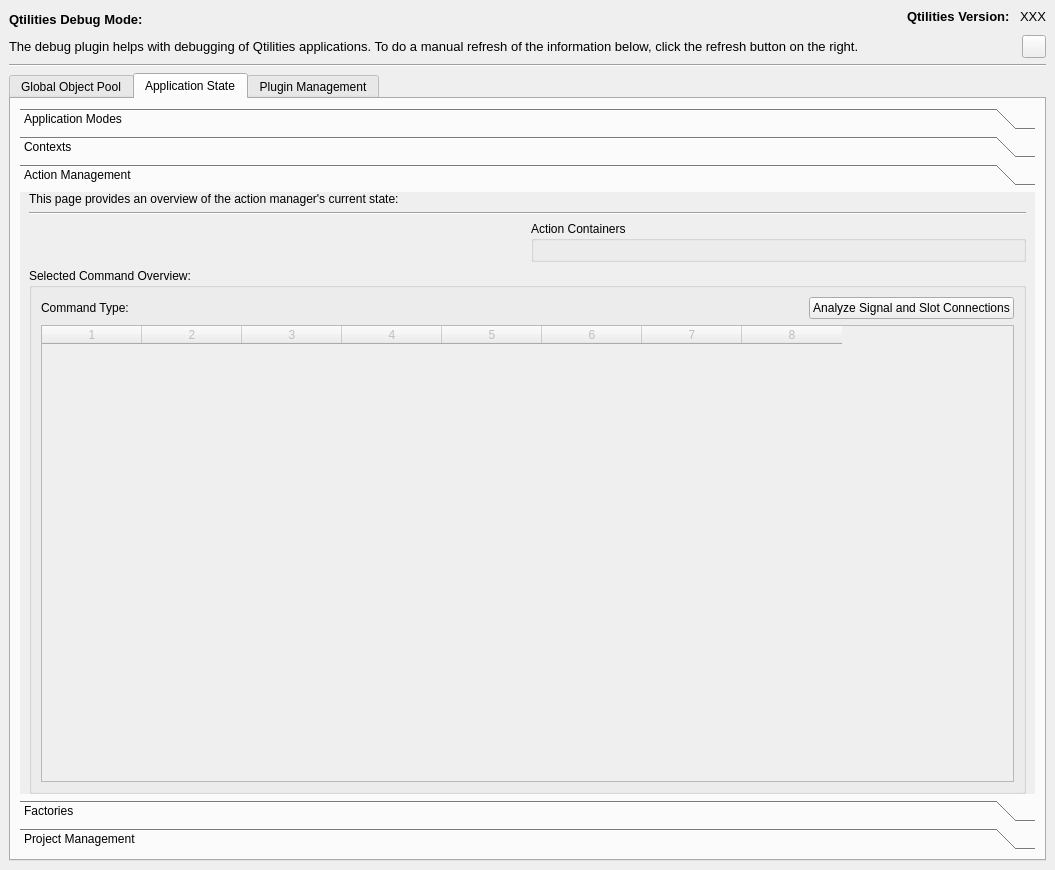
Before: the Qt Designer form src/Plugins/DebugPlugin/source/DebugWidget.ui in JPNaude/Qtilities, drawn with Qt 5.
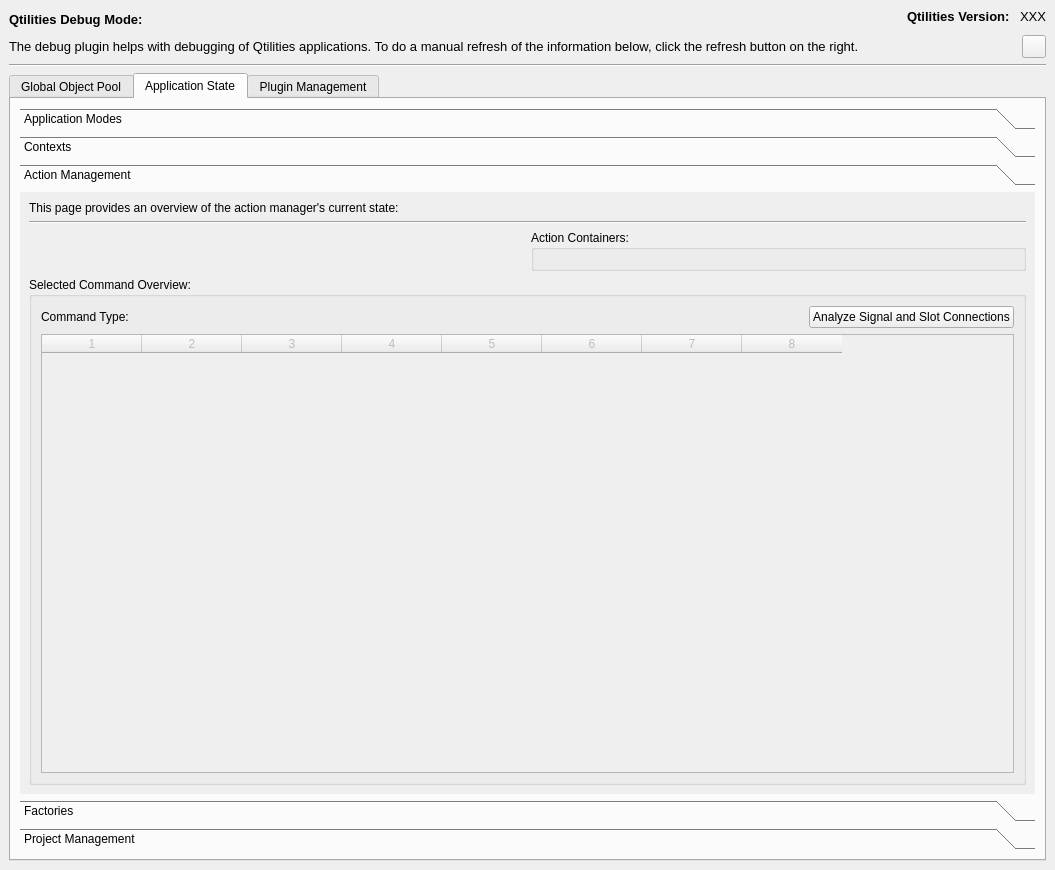
After: the same form once the commit is applied. The open tabs and pages were chosen to show the change.

Commit message: Some rounding off in DebugWidget's new action container display.

What changed in the file:
```diff
--- a/src/Plugins/DebugPlugin/source/DebugWidget.ui
+++ b/src/Plugins/DebugPlugin/source/DebugWidget.ui
@@ -526,10 +526,10 @@
            </attribute>
            <layout class="QVBoxLayout" name="verticalLayout_6">
             <property name="topMargin">
-             <number>0</number>
+             <number>9</number>
             </property>
             <property name="bottomMargin">
-             <number>0</number>
+             <number>9</number>
             </property>
             <item>
              <widget class="QLabel" name="label_7">
@@ -553,7 +553,7 @@
               <item>
                <widget class="QGroupBox" name="groupBox_22">
                 <property name="title">
-                 <string>Action Containers</string>
+                 <string>Action Containers:</string>
                 </property>
                 <layout class="QGridLayout" name="gridLayout_14">
                  <item row="0" column="0">
```
The commit also changes 1 other file.
